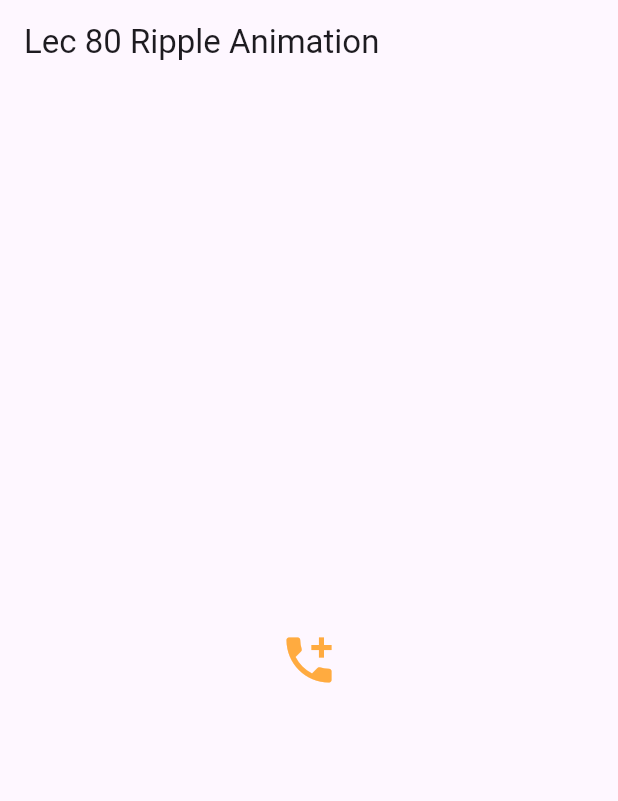
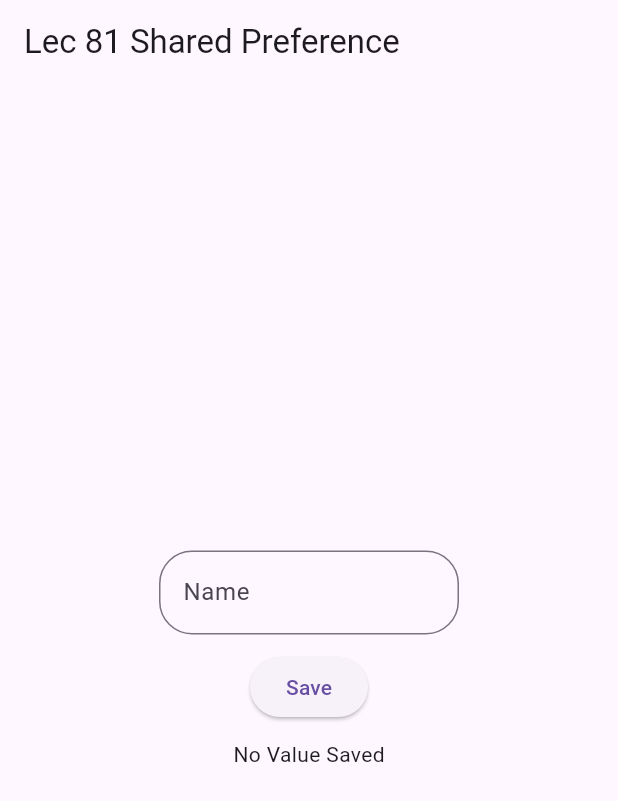
Before and after one commit to AsadullahShehbaz/Flutter-Complete-Course-, a Flutter app: the screen it shows after launch, on a phone screen of 412 x 824 dp. Shown: the top 801 px of the screen. Run offline on Flutter 3.47's test engine with Material 3 defaults, Android fonts, the phone set to English and light mode, and no system bars; our stand-ins replace font_awesome_flutter, shared_preferences.

Commit message:
Shared Preference Tutorial

```diff
--- a/lib/main.dart
+++ b/lib/main.dart
@@ -1,70 +1,89 @@
 import 'package:flutter/material.dart';
-void main(){
+import 'package:shared_preferences/shared_preferences.dart';
+
+void main() {
   runApp(MyApp());
 }
-class MyApp extends StatelessWidget{
+
+class MyApp extends StatelessWidget {
   const MyApp({super.key});
+
   @override
-  Widget build(BuildContext context){
+  Widget build(BuildContext context) {
     return MaterialApp(
-      title:'List Wheel Scroll View',
-      home: MyHomePage(),
+      title: 'List Wheel Scroll View',
+      theme: ThemeData(
+        primarySwatch: Colors.blue, // Set the primary color to blue
+      ),
+      home: const MyHomePage(),
     );
   }
 }
-class MyHomePage extends StatefulWidget{
+
+class MyHomePage extends StatefulWidget {
   const MyHomePage({super.key});
 
   @override
   State<MyHomePage> createState() => _MyHomePageState();
 }
-class _MyHomePageState extends State<MyHomePage> with SingleTickerProviderStateMixin{
 
-  late Animation animation;
-  late AnimationController animationController;
-  var array = [150,200,250,300,350];
+class _MyHomePageState extends State<MyHomePage> with SingleTickerProviderStateMixin {
+  var nameController = TextEditingController();
+  static const String KEYNAME = 'name';
+  var nameValue = 'No Name Saved';
   @override
-  void initState(){
+  void initState() {
     super.initState();
-    animationController = AnimationController(vsync:this,duration:Duration(seconds:4),lowerBound:0.5);
-    //animation = Tween(begin:0.0,end:1.0).animate(animationController);
-
-    animationController.addListener((){
-      setState((){});
-    });
-    animationController.forward();
+    getValue();
   }
 
   @override
-  Widget build(BuildContext context){
+  Widget build(BuildContext context) {
     return Scaffold(
-      appBar:AppBar(
-        title:Text('Lec 80 Ripple Animation'),
+      appBar: AppBar(
+        title: const Text('Lec 81 Shared Preference'),
       ),
-      body:Center(
-        child: Stack(
-          alignment:Alignment.center,
-          children: [
-            BuildMyContainer(array[0]),
-            BuildMyContainer(array[1]),
-            BuildMyContainer(array[2]),
-            BuildMyContainer(array[3]),
-            BuildMyContainer(array[4]),
-            Icon(Icons.add_call,color: Colors.orangeAccent,size: 40,)
-
-          ],
+      body: Container(
+        child: Center(
+          child: SizedBox(
+            width: 200,
+            child: Column(
+              mainAxisAlignment: MainAxisAlignment.center,
+              children: [
+                TextField(
+                  controller: nameController,
+                  decoration: InputDecoration(
+                    label: const Text('Name'),
+                    border: OutlineInputBorder(
+                      borderRadius: BorderRadius.circular(22),
+                    ),
+                  ),
+                ),
+                const SizedBox(height: 11),
+                ElevatedButton(
+                  onPressed: () async {
+                    var name = nameController.text.toString();
+                    var prefs = await SharedPreferences.getInstance();
+                    prefs.setString(KEYNAME, name);
+                  },
+                  child: const Text('Save'),
+                ),
+                const SizedBox(height: 11),
+                 Text(nameValue),
+              ],
+            ),
+          ),
         ),
       ),
     );
   }
-  Widget BuildMyContainer(radius){
-    return Container(
-      width:radius*animationController.value,
-      height:radius*animationController.value,
-      decoration:BoxDecoration(
-          shape:BoxShape.circle,
-          color:Colors.blue.withOpacity(1.0 - animationController.value)
-      ),
-    );
+  void getValue() async{
+    // You can implement the logic to retrieve the saved value here
+    var prefs = await SharedPreferences.getInstance();
+    var getName = prefs.getString(KEYNAME);
+
+    nameValue = getName ?? 'No Value Saved';
+
+    setState((){});
   }
 }
```
